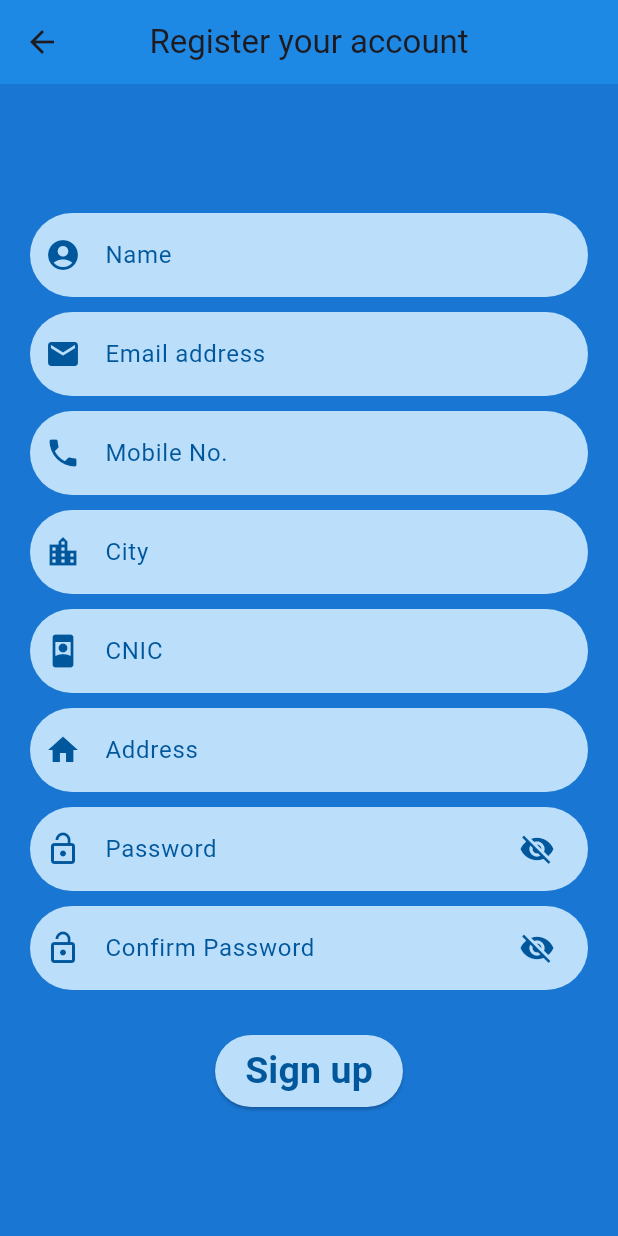
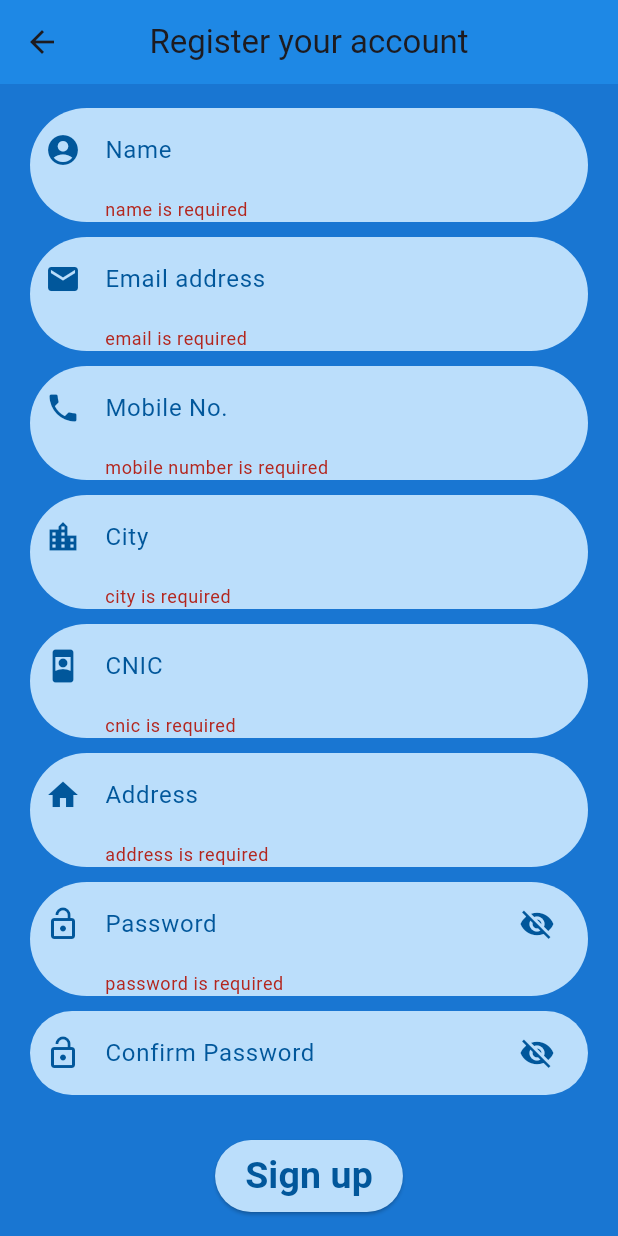
Before and after one commit to Muhammad-Anfaal/Smart_Parking_System, a Flutter app: the SignUpPage screen opened directly with empty values, after a tap on "Sign up", on a phone screen of 412 x 824 dp. Run offline on Flutter 3.47's test engine with Material 3 defaults, Android fonts, the phone set to English and light mode, and no system bars; our stand-ins replace animated_splash_screen, form_field_validator, google_fonts, image_picker, rflutter_alert, table_calendar; missing offline and left inert: mailer.

Commit message:
signup page has been integrated with frontend

```diff
--- a/frontend/smart_parking_system/lib/screens/log_in.dart
+++ b/frontend/smart_parking_system/lib/screens/log_in.dart
@@ -234,7 +234,7 @@ class _LogInPageState extends State<LogInPage> {
                       ),
                       TextButton(
                         onPressed: () {
-                          Navigator.pushNamed(context, '/sign_up');
+                          Navigator.pushNamed(context, '/sign_up', arguments: {'userType': widget.userType});
                         },
                         child: Text(
                           'Sign up',
--- a/frontend/smart_parking_system/lib/screens/sign_up.dart
+++ b/frontend/smart_parking_system/lib/screens/sign_up.dart
@@ -5,34 +5,25 @@ import 'package:form_field_validator/form_field_validator.dart' as ffv;
 import 'package:mailer/mailer.dart';
 import 'package:mailer/smtp_server.dart';
 import 'package:http/http.dart' as http;
-import 'package:rflutter_alert/rflutter_alert.dart';
+import 'pin_code.dart';
 
 Future<void> signUpUser(String name, String email, String pass, String cnic,
     String city, String address, String phone, String userType) async {
-  // final url = Uri.parse('http://10.0.2.2:3000/user/createusers'); // for emulator
-  final url = Uri.parse('http://127.0.0.1:3000/user/createusers');
-  final url2 = Uri.parse('http://127.0.0.1:3000/user/users');
+  // String ipAddress = '10.0.2.2'; // for emulator
+  String ipAddress = '127.0.0.1'; // for browser
+  final url = Uri.parse('http://$ipAddress:3000/user/createusers');
 
   try {
     final Map<dynamic, dynamic> data = {
-      // 'userName': name,
-      // 'userEmail': email,
-      // 'userPhoneNumber': phone,
-      // 'userCity': city,
-      // 'userCNIC': cnic,
-      // 'userAddress': address,
-      // 'userType': userType,
-      // 'userPassword': pass,
-      "userName":"Abdullah Tahir",
-      "userEmail":"abd@gmail.com",
-      "userPhoneNumber":"11111111111",
-      "userCity":"faisalabad",
-      "userCNIC":"1111111111111",
-      "userAddress":"saeed colony No.2, new garden block",
-      "userType":"user",
-      "userPassword":"abcd@12345"
+      "userName":name,
+      "userEmail":email,
+      "userPhoneNumber":phone,
+      "userCity":city,
+      "userCNIC":cnic,
+      "userAddress":address,
+      "userPassword":pass,
+      "userType":userType
     };
-    print('int');
     final response = await http.post(
       url,
       body: jsonEncode(data),
@@ -107,7 +98,6 @@ class _SignUpPageState extends State<SignUpPage> {
   TextEditingController address = TextEditingController();
   TextEditingController password = TextEditingController();
   TextEditingController confirmPassword = TextEditingController();
-  TextEditingController userOTP = TextEditingController();
 
   final nameValidator = ffv.MultiValidator([
     ffv.RequiredValidator(errorText: 'name is required'),
@@ -163,23 +153,6 @@ class _SignUpPageState extends State<SignUpPage> {
 
   @override
   Widget build(BuildContext context) {
-    const focusedBorderColor = Color.fromRGBO(23, 171, 144, 1);
-    const fillColor = Color.fromRGBO(243, 246, 249, 0);
-    const borderColor = Color.fromRGBO(23, 171, 144, 0.4);
-
-    // final defaultPinTheme = PinTheme(
-    //   width: 56,
-    //   height: 56,
-    //   textStyle: const TextStyle(
-    //     fontSize: 22,
-    //     color: Color.fromRGBO(30, 60, 87, 1),
-    //   ),
-    //   decoration: BoxDecoration(
-    //     borderRadius: BorderRadius.circular(19),
-    //     border: Border.all(color: borderColor),
-    //   ),
-    // );
-
     return Scaffold(
       appBar: AppBar(
         backgroundColor: Colors.blue[600],
@@ -323,99 +296,19 @@ class _SignUpPageState extends State<SignUpPage> {
                         ),
                       ),
                       onPressed: () {
-                        signUpUser(
-                            name.text,
-                            email.text,
-                            password.text,
-                            cnic.text,
-                            city.text,
-                            address.text,
-                            phone.text,
-                            widget.userType);
-                        // if (_signup() == true) {
-                        //   otp = Random().nextInt(1000000) + 100000;
-                        //   print('OTP is: ${otp}');
-                        //   sendEmail(email.text, otp);
-                        //   Alert(
-                        //       context: context,
-                        //       title: "OTP VERIFICATION",
-                        //       content: Column(
-                        //         children: [
-                        //           const SizedBox(height: 10.0),
-                        //           Pinput(
-                        //             length: 6,
-                        //             controller: userOTP,
-                        //             focusNode: FocusNode(),
-                        //             androidSmsAutofillMethod:
-                        //                 AndroidSmsAutofillMethod
-                        //                     .smsUserConsentApi,
-                        //             listenForMultipleSmsOnAndroid: true,
-                        //             defaultPinTheme: defaultPinTheme,
-                        //             separatorBuilder: (index) =>
-                        //                 const SizedBox(width: 8),
-                        //             hapticFeedbackType:
-                        //                 HapticFeedbackType.lightImpact,
-                        //             onCompleted: (pin) {
-                        //               if (userOTP.text == pin) {
-                        //                 print('acha');
-                        //                 signUpUser(
-                        //                     name.text,
-                        //                     email.text,
-                        //                     password.text,
-                        //                     cnic.text,
-                        //                     city.text,
-                        //                     address.text,
-                        //                     phone.text,
-                        //                     widget.userType);
-                        //                 Navigator.pop(context);
-                        //                 Navigator.pop(context);
-                        //               } else {
-                        //                 Alert(
-                        //                   context: context,
-                        //                   title: '',
-                        //                   desc: 'Invalid OTP.',
-                        //                 ).show();
-                        //               }
-                        //             },
-                        //             cursor: Column(
-                        //               mainAxisAlignment: MainAxisAlignment.end,
-                        //               children: [
-                        //                 Container(
-                        //                   margin:
-                        //                       const EdgeInsets.only(bottom: 9),
-                        //                   width: 22,
-                        //                   height: 1,
-                        //                   color: focusedBorderColor,
-                        //                 ),
-                        //               ],
-                        //             ),
-                        //             focusedPinTheme: defaultPinTheme.copyWith(
-                        //               decoration:
-                        //                   defaultPinTheme.decoration!.copyWith(
-                        //                 borderRadius: BorderRadius.circular(8),
-                        //                 border: Border.all(
-                        //                     color: focusedBorderColor),
-                        //               ),
-                        //             ),
-                        //             submittedPinTheme: defaultPinTheme.copyWith(
-                        //               decoration:
-                        //                   defaultPinTheme.decoration!.copyWith(
-                        //                 color: fillColor,
-                        //                 borderRadius: BorderRadius.circular(19),
-                        //                 border: Border.all(
-                        //                     color: focusedBorderColor),
-                        //               ),
-                        //             ),
-                        //             errorPinTheme:
-                        //                 defaultPinTheme.copyBorderWith(
-                        //               border:
-                        //                   Border.all(color: Colors.redAccent),
-                        //             ),
-                        //           ),
-                        //         ],
-                        //       ),
-                        //       buttons: []).show();
-                        // }
+                        if (_signup() == true) {
+                          otp = Random().nextInt(1000000) + 100000;
+                          print('*******************************************************************OTP is: $otp*******************************************************************');
+                          print('*******************************************************************UserType is: ${widget.userType}*******************************************************************');
+                          sendEmail(email.text, otp);
+                          final result = Navigator.pushNamed(context, '/pin_code', arguments: {'userType': widget.userType, 'otp': otp.toString()});
+                          result.then((value) {
+                            if (value == 'success') {
+                              signUpUser(name.text, email.text, password.text, cnic.text, city.text, address.text, phone.text, widget.userType);
+                              Navigator.pop(context);
+                            }
+                          });
+                        }
                       },
                       child: Text(
                         'Sign up',
--- a/frontend/smart_parking_system/pubspec.yaml
+++ b/frontend/smart_parking_system/pubspec.yaml
@@ -44,7 +44,6 @@ dependencies:
   mailer: ^6.1.0
   form_field_validator: ^1.1.0
   provider: ^5.0.0
-  fluttertoast: ^8.0.8
   google_fonts: 6.1.0
 
 
```
Also changed, not shown: frontend/smart_parking_system/lib/main.dart (+12 -1 lines), frontend/smart_parking_system/lib/screens/Admin/approve_area.dart (+9 -10 lines), frontend/smart_parking_system/lib/screens/pin_code.dart (added, +87 -0 lines), frontend/smart_parking_system/pubspec.lock, 1 other file.
